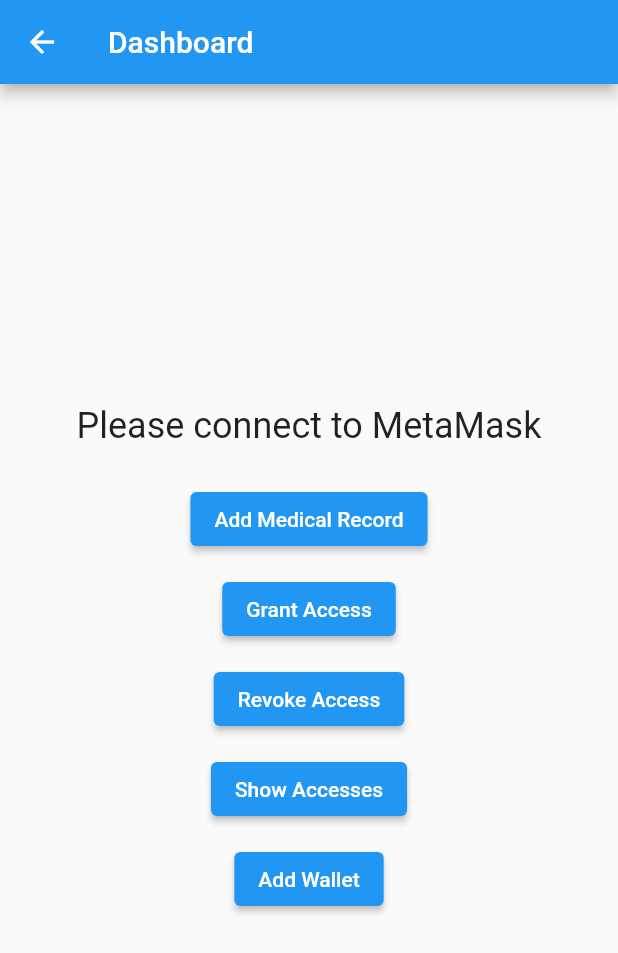
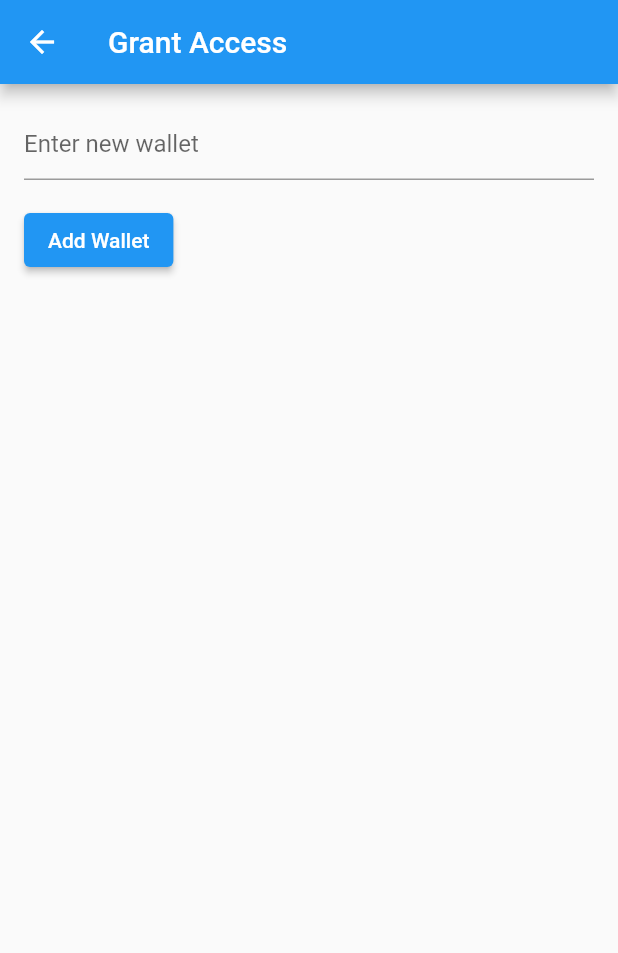
Before and after one commit to razvanabagiu89/Medical_Policy_dApp, a Flutter app: the Dashboard screen opened directly, after a tap on "Add Wallet", on a phone screen of 412 x 824 dp. Shown: the top 953 px of the screen. Run offline on Flutter 3.47's test engine with Material 2 defaults, Android fonts, the phone set to English and light mode, and no system bars; our stand-ins replace file_picker, hex; missing offline and left inert: flutter_web3; accounts and stored records are empty.

Commit message:
add wallet functionality added

```diff
--- /dev/null
+++ b/frontend/lib/add_wallet.dart
@@ -0,0 +1,104 @@
+import 'package:flutter/material.dart';
+import 'package:http/http.dart' as http;
+import 'dart:convert';
+import 'user_provider.dart';
+import 'metamask_provider.dart';
+import 'package:provider/provider.dart';
+import 'package:flutter_web3/flutter_web3.dart';
+import 'utils.dart';
+import 'package:hex/hex.dart';
+import 'dart:typed_data';
+
+/*
+user logins
+sets his new wallet to get authorized
+otherwise he cant perform any actions
+*/
+class AddWallet extends StatefulWidget {
+  @override
+  AddWalletState createState() => AddWalletState();
+}
+
+class AddWalletState extends State<AddWallet> {
+  final _formKey = GlobalKey<FormState>();
+  String newPatientAddress = '';
+
+  Future<void> addWallet(BuildContext context) async {
+    final userModel = context.read<UserProvider>();
+    final patientId = userModel.getUserID();
+    ////////////////////////// backend //////////////////////////
+    // see if this wallet is already authorized
+    final url = 'http://localhost:5000/api/patient/$patientId/wallet';
+    final response = await http.post(
+      Uri.parse(url),
+      headers: <String, String>{
+        'Content-Type': 'application/json',
+      },
+      body: jsonEncode(<String, String>{
+        'new_patient_address': newPatientAddress,
+      }),
+    );
+
+    if (response.statusCode == 201) {
+      print("Wallet can be added");
+      Map<String, dynamic> jsonResponse = jsonDecode(response.body);
+      String patientAddressConverted =
+          jsonResponse['new_patient_address'].toString();
+      ////////////////////////// blockchain //////////////////////////
+      final signer = provider!.getSigner();
+      final contract = await getPatientRegistryContract(signer);
+      final tx = await contract
+          .send('addWallet', [patientId, patientAddressConverted]);
+      await tx.wait();
+    } else {
+      print("Error: ${response.body}");
+    }
+  }
+
+  @override
+  Widget build(BuildContext context) {
+    return Scaffold(
+      appBar: AppBar(
+        title: Text('Grant Access'),
+      ),
+      body: Padding(
+        padding: EdgeInsets.all(16.0),
+        child: Form(
+          key: _formKey,
+          child: Column(
+            crossAxisAlignment: CrossAxisAlignment.start,
+            children: <Widget>[
+              TextFormField(
+                decoration: InputDecoration(
+                  hintText: 'Enter new wallet',
+                ),
+                validator: (value) {
+                  if (value == null || value.isEmpty) {
+                    return 'Please enter a valid wallet';
+                  }
+                  return null;
+                },
+                onChanged: (value) {
+                  setState(() {
+                    newPatientAddress = value;
+                  });
+                },
+              ),
+              Padding(
+                padding: EdgeInsets.symmetric(vertical: 16.0),
+                child: ElevatedButton(
+                  onPressed: () async {
+                    if (_formKey.currentState!.validate()) {
+                      await addWallet(context);
+                    }
+                  },
+                  child: Text('Add Wallet'),
+                ),
+              ),
+            ],
+          ),
+        ),
+      ),
+    );
+  }
+}
--- a/frontend/lib/dashboard.dart
+++ b/frontend/lib/dashboard.dart
@@ -6,6 +6,7 @@
 import 'grant.dart';
 import 'revoke.dart';
 import 'show_access.dart';
+import 'add_wallet.dart';
 
 class Dashboard extends StatelessWidget {
   @override
@@ -69,7 +70,12 @@
             ),
             const SizedBox(height: 12.0),
             ElevatedButton(
-              onPressed: () {},
+              onPressed: () {
+                Navigator.push(
+                  context,
+                  MaterialPageRoute(builder: (context) => AddWallet()),
+                );
+              },
               child: const Text('Add Wallet'),
             ),
           ],
```
Also changed, not shown: 3 other files.
